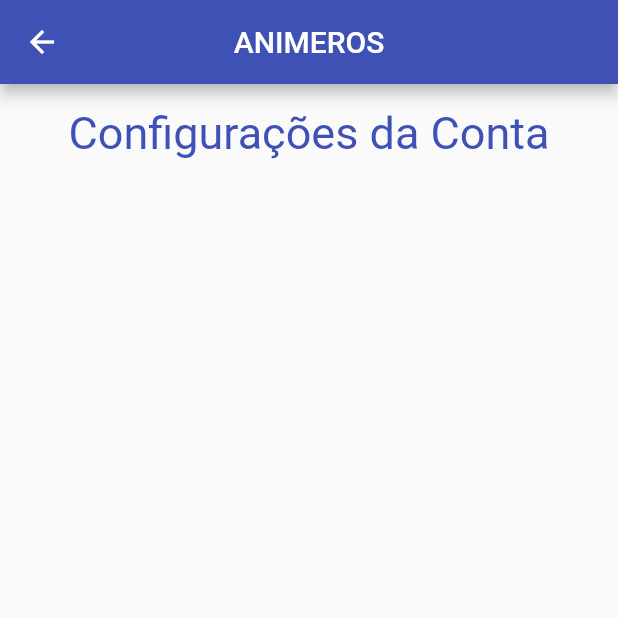
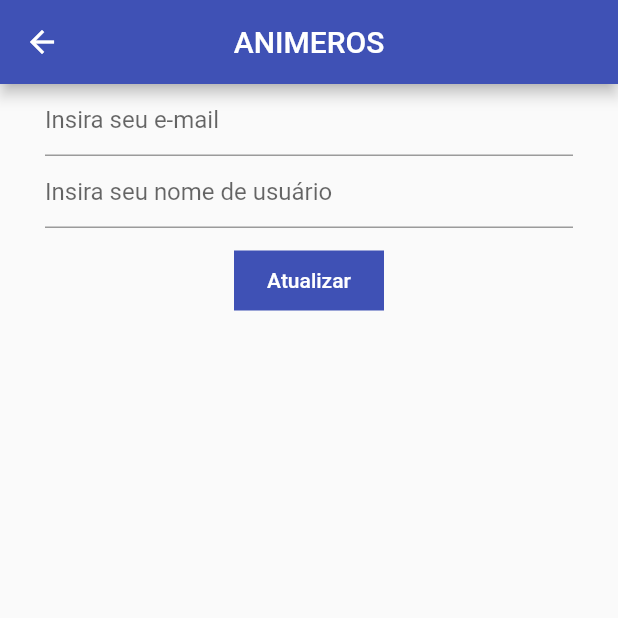
Before and after one commit to gcrz/app-animeros, a Flutter app: the UserConfig screen opened directly, on a phone screen of 412 x 824 dp, the top half of it. Run offline on Flutter 3.47's test engine with Material 2 defaults, Android fonts, the phone set to English and light mode, and no system bars; our stand-ins replace fl_chart; network calls fail.

Commit message:
user profile e painel de estatísticas atualizadas

```diff
--- a/app_animeros/lib/view/screens/anime_list/anime_page.dart
+++ b/app_animeros/lib/view/screens/anime_list/anime_page.dart
@@ -1,5 +1,4 @@
 import 'package:flutter/material.dart';
-import 'package:flutter/services.dart';
 
 class AnimePage extends StatefulWidget {
   @override
--- a/app_animeros/lib/view/screens/user_profile_screens/user_config.dart
+++ b/app_animeros/lib/view/screens/user_profile_screens/user_config.dart
@@ -6,6 +6,12 @@ class UserConfig extends StatefulWidget {
 }
 
 class _UserConfigState extends State<UserConfig> {
+
+  GlobalKey<FormState> formKey = new GlobalKey<FormState>();
+  final TextEditingController emailController = TextEditingController();
+  final TextEditingController usernameController = TextEditingController();
+
+
   @override
   Widget build(BuildContext context) {
     return Scaffold(
@@ -13,32 +19,71 @@ class _UserConfigState extends State<UserConfig> {
         title: Text("ANIMEROS"),
         centerTitle: true,
       ),
-      body: Column(
-        children: [
-          generateTitle(),
-          Row(
-            children: [
-
-            ],
-          )
-        ],
-      )
+      body: generateConfigForm()
     );
   }
 
-  Widget generateTitle() {
-    return Container(
-      child: Padding(
-        padding: const EdgeInsets.all(15.0),
-        child: Text(
-          "Configurações da Conta",
-          style: TextStyle(
-            fontSize: 30,
-            color: Colors.indigo
-          )
+  Widget generateConfigForm() {
+    return Form(
+      key: formKey,
+      child: Column(
+        children: [
+          generateChangeEmailTextField(),
+          generateChangeUsenameTextFiled(),
+          generateUpdateButton()
+        ],
+      ),
+    );
+  }
+
+  Widget generateChangeEmailTextField() {
+    return Padding(
+      padding: const EdgeInsets.symmetric(horizontal: 30),
+      child: TextFormField(
+        controller: emailController,
+        decoration: InputDecoration(
+          border: UnderlineInputBorder(),
+          hintText: "Insira seu e-mail"
         ),
       ),
     );
   }
 
+  Widget generateChangeUsenameTextFiled() {
+    return Padding(
+      padding: const EdgeInsets.symmetric(horizontal: 30),
+      child: TextFormField(
+        controller: usernameController,
+        decoration: InputDecoration(
+          border: UnderlineInputBorder(),
+          hintText: "Insira seu nome de usuário"
+        ),
+      ),
+    );
+  }
+
+  Widget generateUpdateButton() {
+    return Padding(
+      padding: const EdgeInsets.all(15.0),
+      child: Container(
+        height: 40,
+        width: 100,
+        color: Colors.indigo,
+        child: Expanded(
+          child: TextButton(
+            onPressed: () {
+
+            },
+            style: TextButton.styleFrom(
+              primary: Colors.white
+            ),
+            child: Text("Atualizar")
+          ),
+        ),
+      ),
+    );
+  }
+
+
+
 }
--- a/app_animeros/pubspec.yaml
+++ b/app_animeros/pubspec.yaml
@@ -23,6 +23,7 @@ environment:
 dependencies:
   flutter:
     sdk: flutter
+  fl_chart: ^0.11.0
 
 
   # The following adds the Cupertino Icons font to your application.
```
Also changed, not shown: app_animeros/lib/view/screens/statistics.dart (+82 -19 lines), app_animeros/lib/view/screens/user_profile_screens/user_profile.dart (+7 -5 lines).
